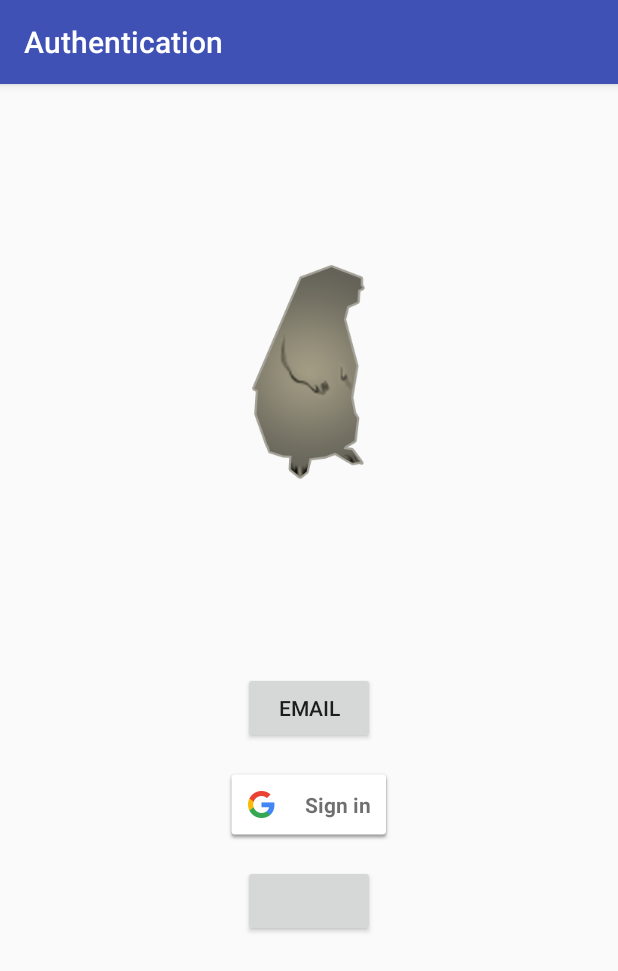
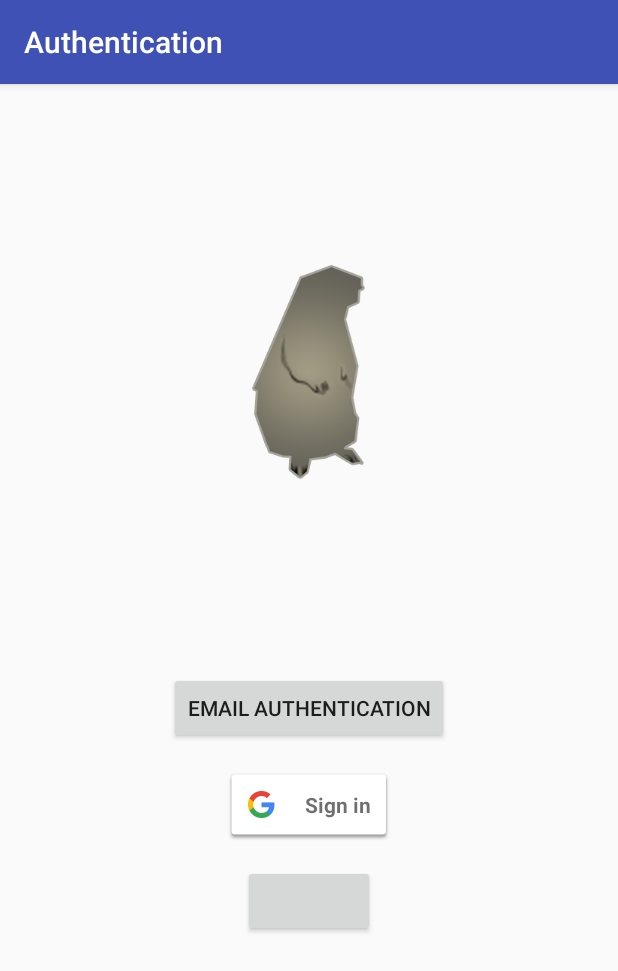
Before and after one commit to ripa1993/NeighborhoodSecurity, an Android app: the screen it shows after launch (AuthenticationActivity), on a phone screen of 412 x 824 dp. Shown: the top 971 px of the screen. Run offline under Robolectric (Android 15) with nearby library versions, the phone set to English and light mode, and no system bars; libraries missing offline, so code that uses them is left out: com.facebook, com.facebook.login; plain views replace LoginButton; 5 statements that could not run were skipped.

Commit message:
EmailPassword login flow

```diff
--- a/app/src/main/java/com/moscowmuleaddicted/neighborhoodsecurity/activity/AuthenticationActivity.java
+++ b/app/src/main/java/com/moscowmuleaddicted/neighborhoodsecurity/activity/AuthenticationActivity.java
@@ -32,4 +32,10 @@ public class AuthenticationActivity extends AppCompatActivity implements Authent
 
 
     }
+
+    @Override
+    public void loggedIn() {
+        // a user is logged in
+        finish();
+    }
 }
--- a/app/src/main/java/com/moscowmuleaddicted/neighborhoodsecurity/fragment/AuthenticationFragment.java
+++ b/app/src/main/java/com/moscowmuleaddicted/neighborhoodsecurity/fragment/AuthenticationFragment.java
@@ -25,12 +25,14 @@ import com.google.android.gms.common.ConnectionResult;
 import com.google.android.gms.common.SignInButton;
 import com.google.android.gms.common.api.GoogleApiClient;
 import com.moscowmuleaddicted.neighborhoodsecurity.R;
+import com.moscowmuleaddicted.neighborhoodsecurity.activity.EmailPasswordActivity;
 import com.moscowmuleaddicted.neighborhoodsecurity.utilities.rest.NSService;
 
 public class AuthenticationFragment extends Fragment implements GoogleApiClient.OnConnectionFailedListener {
 
     private static final String TAG = "AuthenticationFragment";
     private static final int RC_SIGN_IN = 1;
+    private static final int EMAIL_LOGIN = 2;
 
     GoogleApiClient mGoogleApiClient;
     SignInButton googleLoginButton;
@@ -68,6 +70,7 @@ public class AuthenticationFragment extends Fragment implements GoogleApiClient.
         // Inflate the layout for this fragment
         View view = inflater.inflate(R.layout.fragment_authentication, container, false);
 
+        // Google sign in button setup
         googleLoginButton = (SignInButton) view.findViewById(R.id.sign_in_button);
         googleLoginButton.setOnClickListener(new View.OnClickListener() {
             @Override
@@ -76,10 +79,9 @@ public class AuthenticationFragment extends Fragment implements GoogleApiClient.
             }
         });
 
-
+        // Facebook login button setup
         facebookLoginButton = (LoginButton) view.findViewById(R.id.login_button);
         facebookLoginButton.setReadPermissions("email", "public_profile");
-        // If using in a fragment
         facebookLoginButton.setFragment(this);
 
         callbackManager = CallbackManager.Factory.create();
@@ -157,7 +159,17 @@ public class AuthenticationFragment extends Fragment implements GoogleApiClient.
             handleSignInResult(result);
         }
 
+        // Facebook
         callbackManager.onActivityResult(requestCode, resultCode, data);
+
+        // Email
+        if (requestCode == EMAIL_LOGIN){
+            // handle exit status
+            if (data.getBooleanExtra("LOGGED_IN", false)){
+                // logged in
+                mListener.loggedIn();
+            }
+        }
 
     }
 
@@ -170,6 +182,7 @@ public class AuthenticationFragment extends Fragment implements GoogleApiClient.
                 @Override
                 public void onSuccess(String s) {
                     Toast.makeText(getContext(), "success", Toast.LENGTH_SHORT).show();
+                    mListener.loggedIn();
                 }
 
                 @Override
@@ -188,7 +201,7 @@ public class AuthenticationFragment extends Fragment implements GoogleApiClient.
             @Override
             public void onSuccess(String s) {
                 Toast.makeText(getContext(), "success", Toast.LENGTH_SHORT).show();
-
+                mListener.loggedIn();
             }
 
             @Override
@@ -199,6 +212,11 @@ public class AuthenticationFragment extends Fragment implements GoogleApiClient.
         });
     }
 
+
+    public void useEmailClicked(View view){
+        Intent emailPasswordLogin = new Intent(getActivity(), EmailPasswordActivity.class);
+        startActivityForResult(emailPasswordLogin, EMAIL_LOGIN);
+    }
 
     /**
      * This interface must be implemented by activities that contain this
@@ -211,7 +229,7 @@ public class AuthenticationFragment extends Fragment implements GoogleApiClient.
      * >Communicating with Other Fragments</a> for more information.
      */
     public interface OnFragmentInteractionListener {
-
+        void loggedIn();
     }
 
 }
--- a/app/src/main/java/com/moscowmuleaddicted/neighborhoodsecurity/fragment/EmailPasswordFragment.java
+++ b/app/src/main/java/com/moscowmuleaddicted/neighborhoodsecurity/fragment/EmailPasswordFragment.java
@@ -1,7 +1,6 @@
 package com.moscowmuleaddicted.neighborhoodsecurity.fragment;
 
 import android.content.Context;
-import android.net.Uri;
 import android.os.Bundle;
 import android.support.design.widget.TextInputLayout;
 import android.support.v4.app.Fragment;
@@ -106,6 +105,7 @@ public class EmailPasswordFragment extends Fragment {
                 @Override
                 public void onSuccess(String s) {
                     Toast.makeText(getContext(), "success", Toast.LENGTH_SHORT).show();
+                    mListener.loggedIn();
                 }
 
                 @Override
@@ -255,5 +255,6 @@ public class EmailPasswordFragment extends Fragment {
     public interface OnFragmentInteractionListener {
 
         void closeFragment();
+        void loggedIn();
     }
 }
--- a/app/src/main/res/layout/fragment_authentication.xml
+++ b/app/src/main/res/layout/fragment_authentication.xml
@@ -34,8 +34,9 @@
             android:layout_gravity="center_horizontal"
             android:layout_marginTop="8dp"
             android:layout_marginBottom="8dp"
+            android:onClick="useEmailClicked"
             style="?attr/buttonStyle"
-            android:text="Email"/>
+            android:text="@string/button_email_auth"/>
 
         <com.google.android.gms.common.SignInButton
             android:id="@+id/sign_in_button"
@@ -51,6 +52,10 @@
             android:layout_width="wrap_content"
             android:layout_height="wrap_content"
             android:layout_gravity="center_horizontal"
+            android:paddingTop="12dp"
+            android:paddingBottom="12dp"
+            android:paddingLeft="8dp"
+            android:paddingRight="8dp"
             android:layout_marginTop="8dp"
             android:layout_marginBottom="8dp"
             />
--- a/app/src/main/res/values/strings.xml
+++ b/app/src/main/res/values/strings.xml
@@ -35,6 +35,7 @@
     <string name="forgot_password">Forgot your password?</string>
     <string name="register_now">Not a member? Register now!</string>
     <string name="title_authentication">Authentication</string>
+    <string name="button_email_auth">Email Authentication</string>
 
     <!-- Hints -->
     <string name="hint_event_type">Event type</string>
```
Also changed, not shown: app/src/main/AndroidManifest.xml (+6 -5 lines), app/src/main/java/com/moscowmuleaddicted/neighborhoodsecurity/activity/EmailPasswordActivity.java (added, +46 -0 lines), app/src/main/res/layout/activity_email_password.xml (added, +15 -0 lines).
